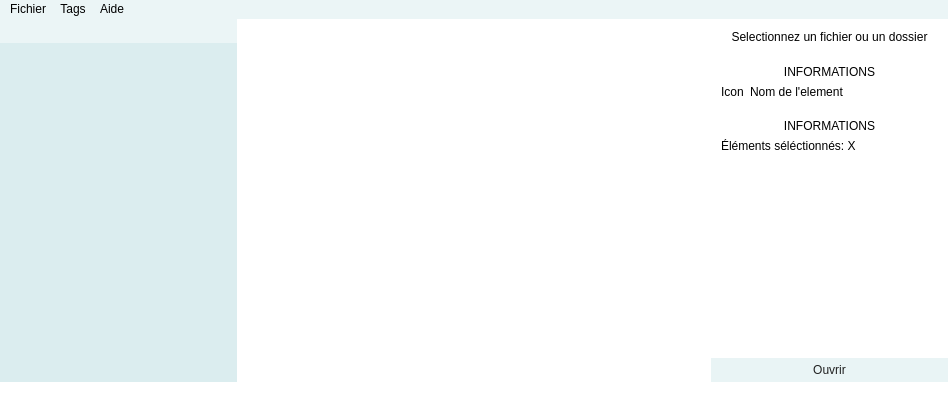
First picture: the form in MarcoPolo/mainwindow.ui, repository ErrOrnAmE/MarcoPolo, before the edit.
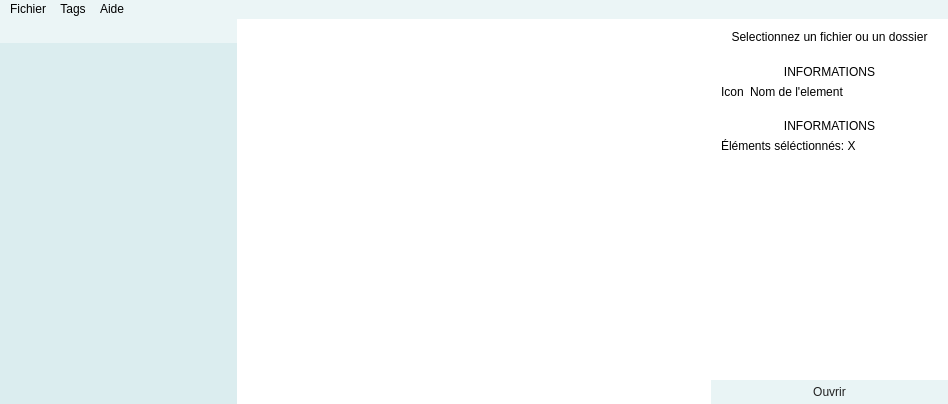
Second picture: the form after the edit. Icons and pictures are not drawn.

Commit message: Barre du bas supprimée

```diff
--- a/MarcoPolo/mainwindow.ui
+++ b/MarcoPolo/mainwindow.ui
@@ -454,7 +454,6 @@
    <addaction name="menuTag"/>
    <addaction name="menuAide"/>
   </widget>
-  <widget class="QStatusBar" name="statusBar"/>
   <action name="actionFile">
    <property name="text">
     <string>File</string>
```
The commit also changes 1 other file.
